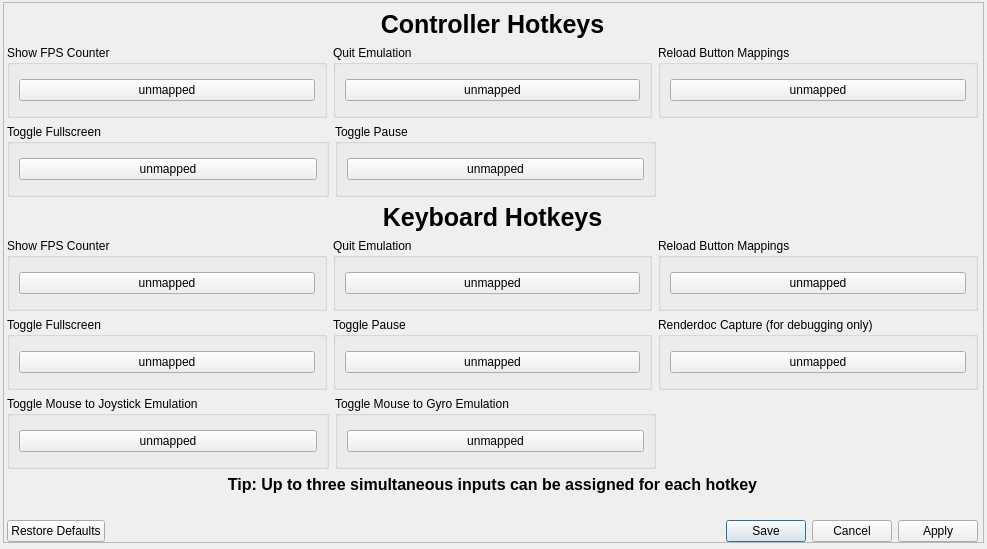
First picture: the form in src/qt_gui/hotkeys.ui, repository shadps4-emu/shadps4-qtlauncher, before the edit.
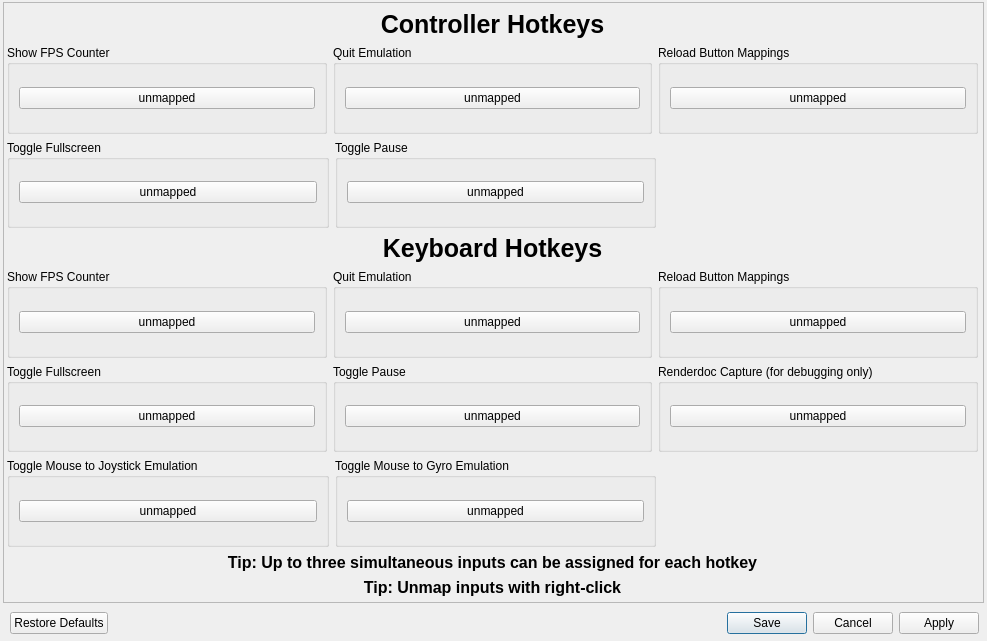
Second picture: the form after the edit. Custom widgets are drawn as their Qt base class.

```diff
--- a/src/qt_gui/hotkeys.ui
+++ b/src/qt_gui/hotkeys.ui
@@ -12,7 +12,7 @@
     <x>0</x>
     <y>0</y>
     <width>987</width>
-    <height>549</height>
+    <height>641</height>
    </rect>
   </property>
   <property name="windowTitle">
@@ -24,7 +24,7 @@
      <x>3</x>
      <y>2</y>
      <width>981</width>
-     <height>541</height>
+     <height>601</height>
     </rect>
    </property>
    <property name="widgetResizable">
@@ -36,7 +36,7 @@
       <x>0</x>
       <y>0</y>
       <width>979</width>
-      <height>539</height>
+      <height>599</height>
      </rect>
     </property>
     <widget class="QWidget" name="verticalLayoutWidget_3">
@@ -45,7 +45,7 @@
        <x>3</x>
        <y>7</y>
        <width>971</width>
-       <height>532</height>
+       <height>587</height>
       </rect>
      </property>
      <layout class="QVBoxLayout" name="HotkeysLayout">
@@ -484,25 +484,24 @@
        </widget>
       </item>
       <item>
-       <spacer name="horizontalSpacer">
-        <property name="orientation">
-         <enum>Qt::Orientation::Horizontal</enum>
+       <widget class="QLabel" name="tipLabel_2">
+        <property name="sizePolicy">
+         <sizepolicy hsizetype="Preferred" vsizetype="Fixed">
+          <horstretch>0</horstretch>
+          <verstretch>0</verstretch>
+         </sizepolicy>
         </property>
-        <property name="sizeHint" stdset="0">
-         <size>
-          <width>40</width>
-          <height>20</height>
-         </size>
+        <property name="font">
+         <font>
+          <pointsize>12</pointsize>
+          <bold>true</bold>
+         </font>
         </property>
-       </spacer>
-      </item>
-      <item>
-       <widget class="QDialogButtonBox" name="buttonBox">
-        <property name="orientation">
-         <enum>Qt::Orientation::Horizontal</enum>
+        <property name="text">
+         <string>Tip: Unmap inputs with right-click</string>
         </property>
-        <property name="standardButtons">
-         <set>QDialogButtonBox::StandardButton::Apply|QDialogButtonBox::StandardButton::Cancel|QDialogButtonBox::StandardButton::RestoreDefaults|QDialogButtonBox::StandardButton::Save</set>
+        <property name="alignment">
+         <set>Qt::AlignmentFlag::AlignCenter</set>
         </property>
        </widget>
       </item>
@@ -510,7 +509,30 @@
     </widget>
    </widget>
   </widget>
+  <widget class="QDialogButtonBox" name="buttonBox">
+   <property name="geometry">
+    <rect>
+     <x>10</x>
+     <y>610</y>
+     <width>969</width>
+     <height>26</height>
+    </rect>
+   </property>
+   <property name="orientation">
+    <enum>Qt::Orientation::Horizontal</enum>
+   </property>
+   <property name="standardButtons">
+    <set>QDialogButtonBox::StandardButton::Apply|QDialogButtonBox::StandardButton::Cancel|QDialogButtonBox::StandardButton::RestoreDefaults|QDialogButtonBox::StandardButton::Save</set>
+   </property>
+  </widget>
  </widget>
+ <customwidgets>
+  <customwidget>
+   <class>QRightClickButton</class>
+   <extends>QPushButton</extends>
+   <header>src/qt_gui/right_click_button.h</header>
+  </customwidget>
+ </customwidgets>
  <resources/>
  <connections>
   <connection>
```
Left out of the diff: 28 changed lines with no effect on the pictures.
